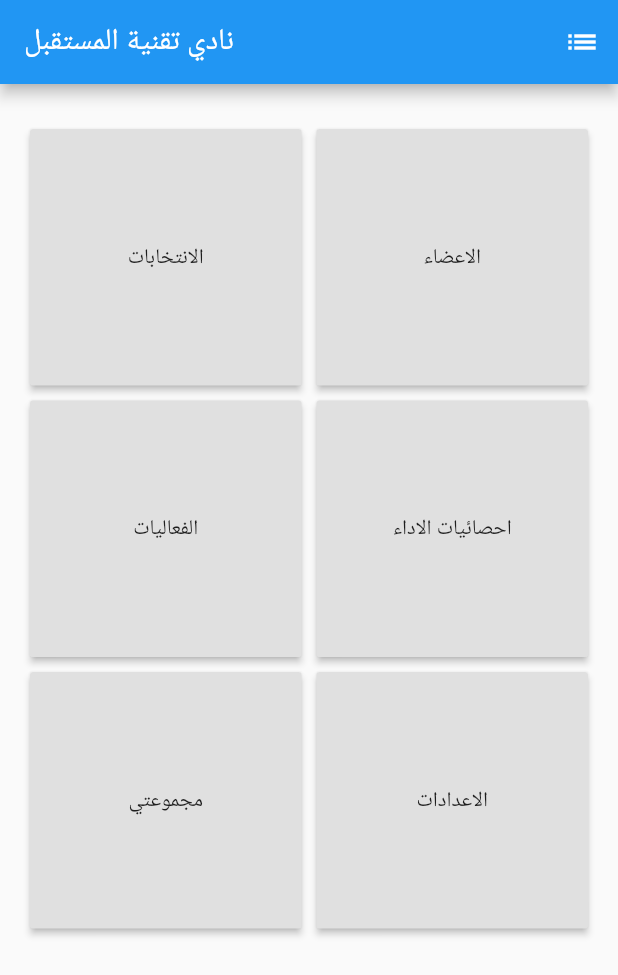
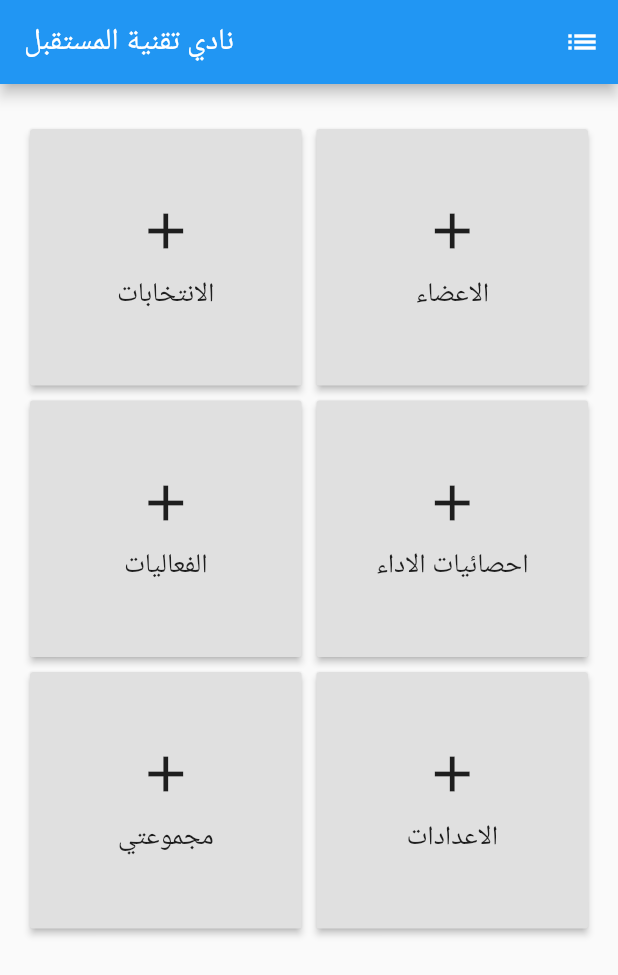
Before and after one commit to WadhahEssam/ftc_flutter_hackathon, a Flutter app: the screen it shows after launch, on a phone screen of 412 x 824 dp. Shown: the top 975 px of the screen. Run offline on Flutter 3.47's test engine with Material 2 defaults, Android fonts, the phone set to English and light mode, and no system bars.

Commit message:
last things

```diff
--- a/lib/main.dart
+++ b/lib/main.dart
@@ -58,8 +58,15 @@ class HomePageState extends State<HomePage> {
   Widget _homeButton(title, index) {
     return Container(
       child: RaisedButton(
-        onPressed: () => _goToPage(index), child: Text(title)),
-        margin: EdgeInsets.only(top: 10.0)
+        onPressed: () => _goToPage(index),
+        child: Column(
+            mainAxisAlignment: MainAxisAlignment.center,
+            children: <Widget>[
+                Icon(Icons.add, size: 40.0,) ,
+                Container(child: Text(title, style: TextStyle(fontSize: 18)), margin: EdgeInsets.only(top: 10.0))
+              ])
+          ),
+        margin: EdgeInsets.only(top: 10.0),
       );
   }
 
```
